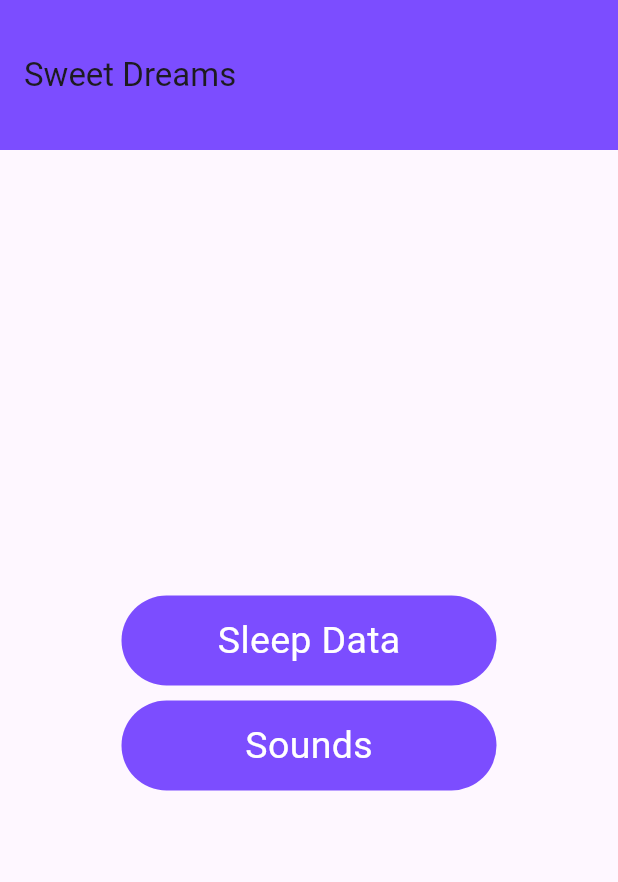
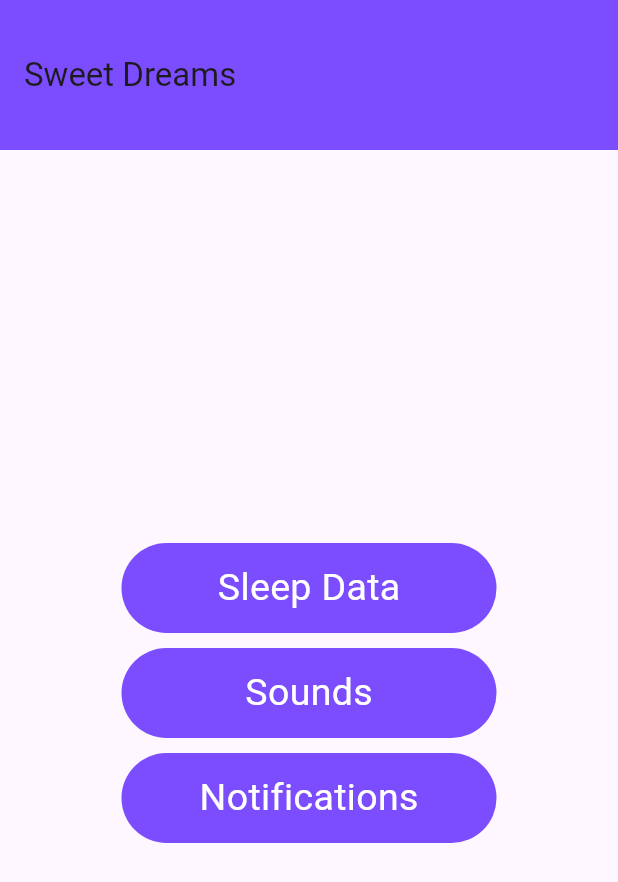
Before and after one commit to evanlee2212/sleep_tracker, a Flutter app: the screen it shows after launch, on a phone screen of 412 x 824 dp. Shown: the top 882 px of the screen. Run offline on Flutter 3.47's test engine with Material 3 defaults, Android fonts, the phone set to English and light mode, and no system bars; our stand-ins replace audioplayers, file_picker, shared_preferences.

Commit message:
added notifiction button and page

```diff
--- a/lib/Pages/main.dart
+++ b/lib/Pages/main.dart
@@ -1,6 +1,7 @@
 import 'package:flutter/material.dart';
 import 'package:sleep_app/Pages/sleep_data.dart';
 import 'package:sleep_app/Pages/sounds.dart';
+import 'package:sleep_app/Pages/notification.dart';
 
 void main() {
   runApp(const MyApp());
@@ -87,6 +88,31 @@ class _MyHomePageState extends State<MyHomePage> {
                ))),
               ),
             ),
+            //implement sizedBox here
+
+          SizedBox(height: 10),
+              // Notifications Button (NEW)
+              InkWell(
+                onTap: () {
+                  Navigator.push(context,
+                      MaterialPageRoute(builder: (context) => NotificationsPage())); // Navigate to the new page
+                },
+                child: Container(
+                  height: 60,
+                  width: 250,
+                  decoration: BoxDecoration(
+                    borderRadius: BorderRadius.circular(40),
+                    color: Colors.deepPurpleAccent,
+                  ),
+                  child: Center(
+                      child: Text('Notifications',
+                          style: TextStyle(
+                            fontSize: 25,
+                            color: Colors.white,
+                          ))),
+                ),
+              ),
+
            ]
           ),
         ),
```
Also changed, not shown: lib/Pages/notification.dart (added, +16 -0 lines), 4 other files.
